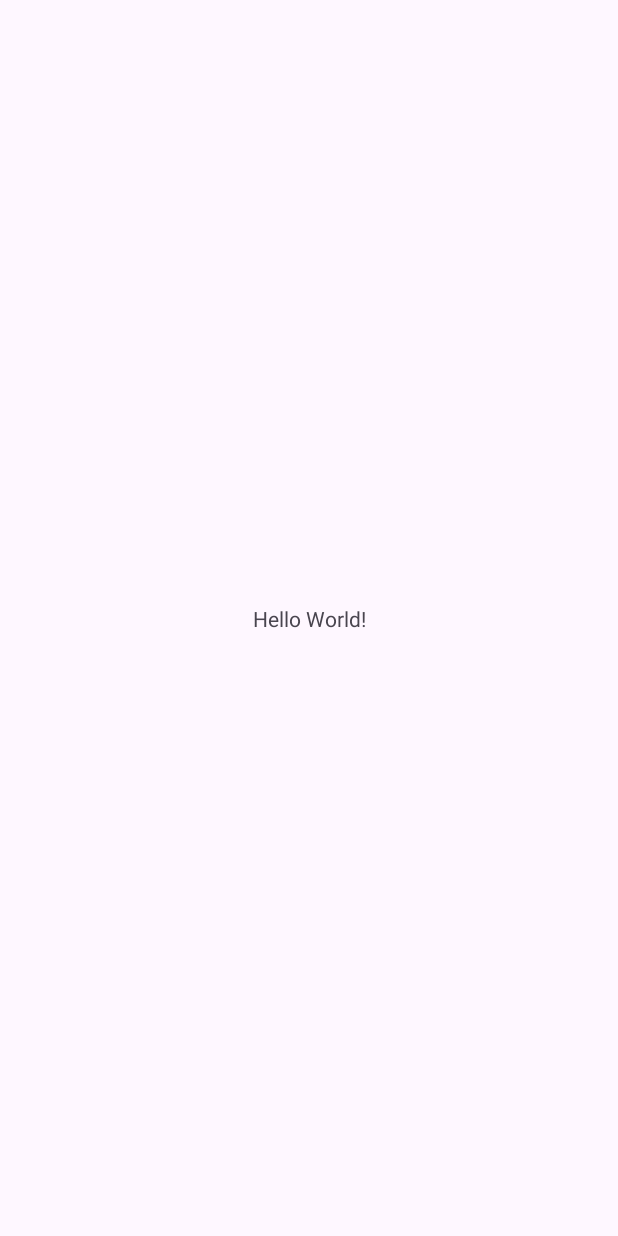
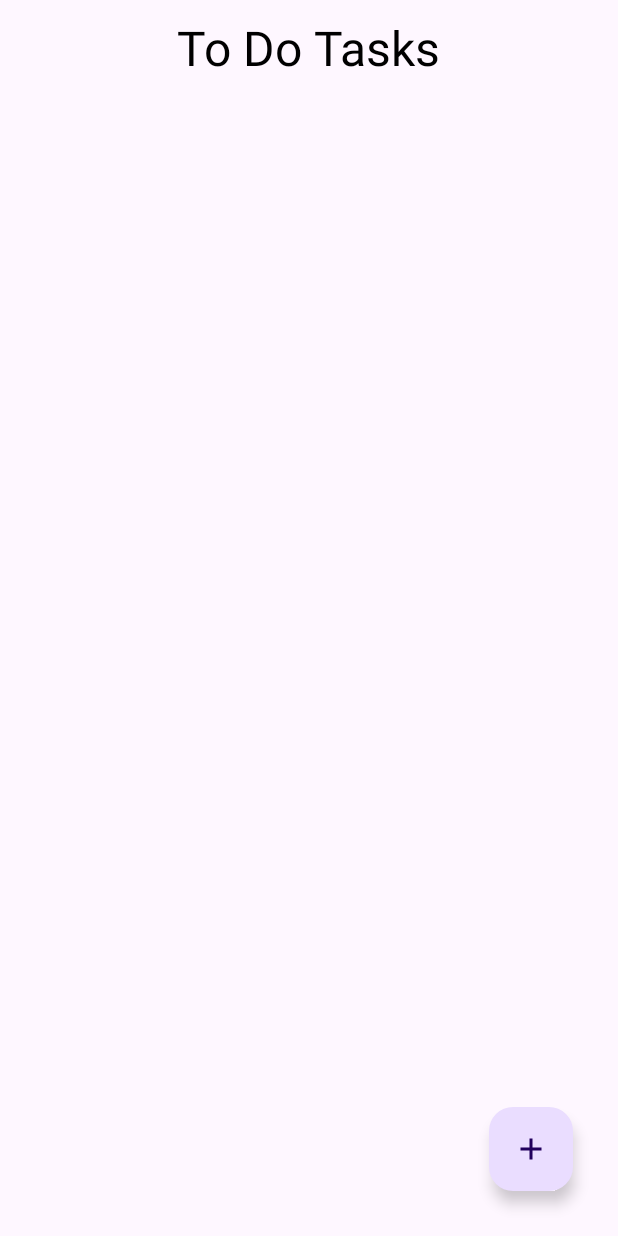
Before and after one commit to priyanka-bhoir/ToDoAppAndroid, an Android app: the screen it shows after launch (MainActivity), on a phone screen of 412 x 824 dp. Before the commit the screen is almost empty. Run offline under Robolectric (Android 15) with nearby library versions, the phone set to English and light mode, and no system bars.

Commit message:
UI ready

```diff
--- a/app/build.gradle.kts
+++ b/app/build.gradle.kts
@@ -40,4 +40,6 @@ dependencies {
     testImplementation(libs.junit)
     androidTestImplementation(libs.ext.junit)
     androidTestImplementation(libs.espresso.core)
+    implementation("com.google.android.material:material:1.4.0")
+
 }
--- /dev/null
+++ b/app/src/main/java/com/priyanka/todoappandroid/SplashActivity.java
@@ -0,0 +1,35 @@
+package com.priyanka.todoappandroid;
+
+import android.content.Intent;
+import android.os.Bundle;
+import android.os.Handler;
+
+import androidx.activity.EdgeToEdge;
+import androidx.appcompat.app.AppCompatActivity;
+import androidx.core.graphics.Insets;
+import androidx.core.view.ViewCompat;
+import androidx.core.view.WindowInsetsCompat;
+
+public class SplashActivity extends AppCompatActivity {
+
+    @Override
+    protected void onCreate(Bundle savedInstanceState) {
+        super.onCreate(savedInstanceState);
+        EdgeToEdge.enable(this);
+        setContentView(R.layout.activity_splash);
+        ViewCompat.setOnApplyWindowInsetsListener(findViewById(R.id.main), (v, insets) -> {
+            Insets systemBars = insets.getInsets(WindowInsetsCompat.Type.systemBars());
+            v.setPadding(systemBars.left, systemBars.top, systemBars.right, systemBars.bottom);
+            return insets;
+        });
+
+        Handler handler = new Handler();
+        handler.postDelayed(new Runnable() {
+            @Override
+            public void run() {
+                startActivity(new Intent(SplashActivity.this,MainActivity.class));
+                finish();
+            }
+        },4000);
+    }
+}
--- /dev/null
+++ b/app/src/main/res/drawable/baseline_add_24.xml
@@ -0,0 +1,5 @@
+<vector xmlns:android="http://schemas.android.com/apk/res/android" android:height="24dp" android:tint="#FFFFFF" android:viewportHeight="24" android:viewportWidth="24" android:width="24dp">
+
+    <path android:fillColor="@android:color/white" android:pathData="M19,13h-6v6h-2v-6H5v-2h6V5h2v6h6v2z"/>
+
+</vector>
--- /dev/null
+++ b/app/src/main/res/drawable/baseline_done_all_24.xml
@@ -0,0 +1,5 @@
+<vector xmlns:android="http://schemas.android.com/apk/res/android" android:height="55dp" android:tint="#FFFFFF" android:viewportHeight="24" android:viewportWidth="24" android:width="55dp">
+
+    <path android:fillColor="@android:color/white" android:pathData="M18,7l-1.41,-1.41 -6.34,6.34 1.41,1.41L18,7zM22.24,5.59L11.66,16.17 7.48,12l-1.41,1.41L11.66,19l12,-12 -1.42,-1.41zM0.41,13.41L6,19l1.41,-1.41L1.83,12 0.41,13.41z"/>
+
+</vector>
--- a/app/src/main/res/layout/activity_main.xml
+++ b/app/src/main/res/layout/activity_main.xml
@@ -1,5 +1,5 @@
 <?xml version="1.0" encoding="utf-8"?>
-<androidx.constraintlayout.widget.ConstraintLayout xmlns:android="http://schemas.android.com/apk/res/android"
+<RelativeLayout xmlns:android="http://schemas.android.com/apk/res/android"
     xmlns:app="http://schemas.android.com/apk/res-auto"
     xmlns:tools="http://schemas.android.com/tools"
     android:id="@+id/main"
@@ -10,10 +10,31 @@
     <TextView
         android:layout_width="wrap_content"
         android:layout_height="wrap_content"
-        android:text="Hello World!"
+        android:text="To Do Tasks"
+        android:id="@+id/text"
+        android:textSize="32sp"
+        android:textColor="@color/black"
+        android:layout_centerHorizontal="true"
+        android:layout_marginTop="10dp"
         app:layout_constraintBottom_toBottomOf="parent"
         app:layout_constraintEnd_toEndOf="parent"
         app:layout_constraintStart_toStartOf="parent"
         app:layout_constraintTop_toTopOf="parent" />
 
-</androidx.constraintlayout.widget.ConstraintLayout>
+    <androidx.recyclerview.widget.RecyclerView
+        android:layout_width="match_parent"
+        android:layout_height="wrap_content"
+        android:id="@+id/recyclerView"
+        android:layout_below="@id/text"
+        android:nestedScrollingEnabled="true"/>
+    <com.google.android.material.floatingactionbutton.FloatingActionButton
+        android:layout_width="wrap_content"
+        android:layout_height="wrap_content"
+        android:layout_alignParentEnd="true"
+        android:layout_alignParentBottom="true"
+        android:id="@+id/fab"
+        android:src="@drawable/baseline_add_24"
+
+        android:layout_margin="30dp"/>
+
+</RelativeLayout>
--- a/app/src/main/res/values/colors.xml
+++ b/app/src/main/res/values/colors.xml
@@ -1,5 +1,8 @@
 <?xml version="1.0" encoding="utf-8"?>
 <resources>
+    <color name="colorPrimary">#192A56</color>
+    <color name="colorPrimaryDark">#0A3D62</color>
+    <color name="colorAccent">#192A56</color>
     <color name="black">#FF000000</color>
-    <color name="white">#FFFFFFFF</color>
+    <color name="colorWhite">#FFFFFFFF</color>
 </resources>
```
Also changed, not shown: app/src/main/AndroidManifest.xml (+7 -2 lines), app/src/main/java/com/priyanka/todoappandroid/model/toDoModel.java (added, +14 -0 lines), app/src/main/java/com/priyanka/todoappandroid/utils/databaseHelper.java (added, +31 -0 lines), app/src/main/res/layout/activity_splash.xml (added, +26 -0 lines), app/src/main/res/layout/add_task.xml (added, +27 -0 lines), app/src/main/res/layout/tast_layout.xml (added, +24 -0 lines).
